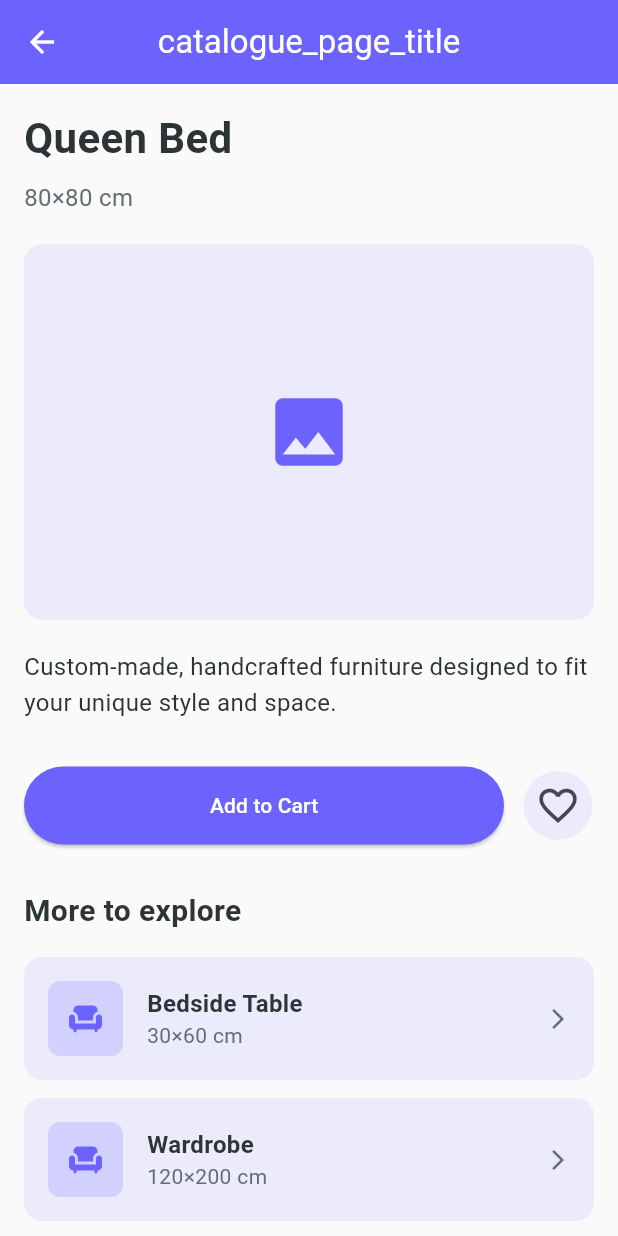
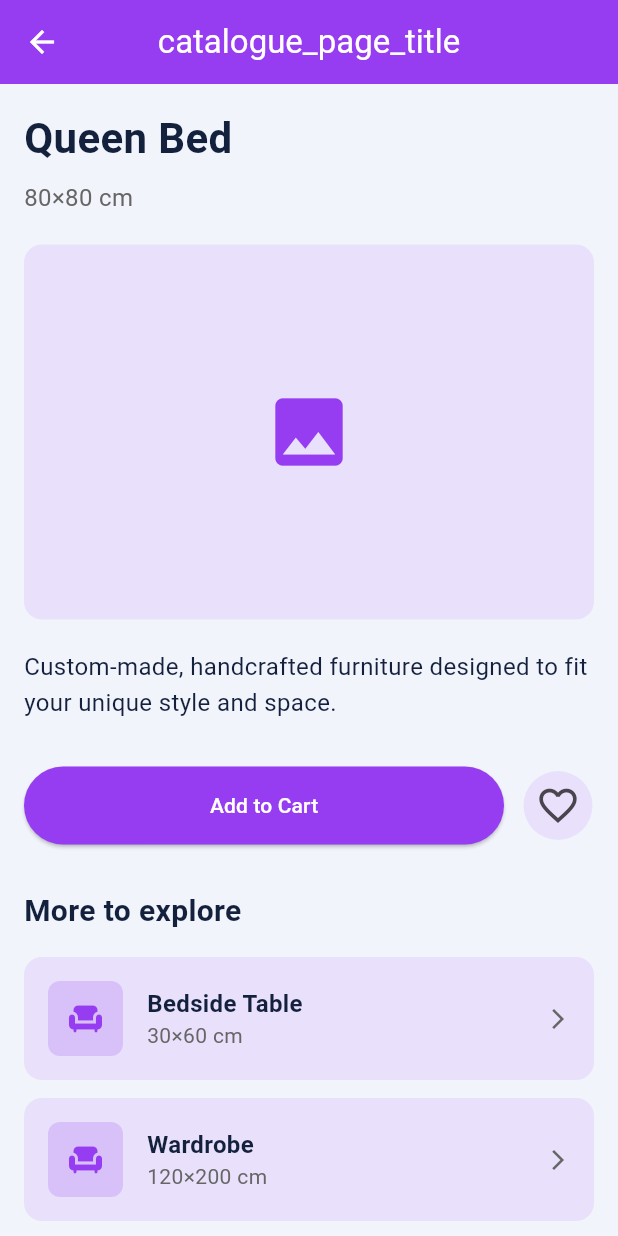
Before and after one commit to pantrytree/AR-App, a Flutter app: the screen it shows after launch, after a tap on "recent_item_beige_couch", on a phone screen of 412 x 824 dp. Run offline on Flutter 3.47's test engine with Material 3 defaults, Android fonts, the light colour scheme and no system bars.

Commit message:
added viewmodel code and used Shae's colors

```diff
--- a/lib/main.dart
+++ b/lib/main.dart
@@ -18,10 +18,10 @@ class MyApp extends StatelessWidget {
     return MaterialApp(
       title: TextComponents.appTitle,
       theme: ThemeData(
-        primaryColor: AppColors.primary,
+        primaryColor: AppColors.primaryPurple,
         scaffoldBackgroundColor: AppColors.background,
         appBarTheme: AppBarTheme(
-          backgroundColor: AppColors.primary,
+          backgroundColor: AppColors.primaryPurple,
           foregroundColor: Colors.white,
           elevation: 0,
           centerTitle: true,
@@ -50,7 +50,7 @@ class MyApp extends StatelessWidget {
     return Scaffold(
       appBar: AppBar(
         title: Text(title),
-        backgroundColor: AppColors.primary,
+        backgroundColor: AppColors.primaryPurple,
         foregroundColor: Colors.white,
       ),
       body: Center(
--- a/lib/utils/colors.dart
+++ b/lib/utils/colors.dart
@@ -1,19 +1,139 @@
-import 'dart:ui';
+import 'package:flutter/material.dart';
 
 class AppColors {
-  static const Color background = Color(0xFFFAFAFA);
+  AppColors._();
+
+  // Main brand purple - used for buttons, highlights, important elements
+  static const Color primaryPurple = Color(0xFF963CF1);
+
+  // Dark navy blue - used for primary text, titles, important labels
+  static const Color primaryDarkBlue = Color(0xFF14213D);
+
+  // Light purple - used for backgrounds, secondary elements
+  static const Color primaryLightPurple = Color(0xFFE0D7FF);
+
+  // Light purple background - used for pages, cards
+  static const Color secondaryBackground = Color(0xFFF2F4FC);
+
+  // Light purple for tabs and selections
+  static const Color secondaryLightPurple = Color(0xFFDADDF2);
+
+  // Lighter purple for tabs
+  static const Color secondaryLighterPurple = Color(0xFFC1C8F5);
+
+  // Light purple for selected tabs (MyLikes)
+  static const Color likesTabSelected = Color(0xFFCACEED);
+
+  // Even lighter purple for tabs
+  static const Color veryLightPurple = Color(0xFFE8E0FF);
+
+  // Pure white for cards and backgrounds
+  static const Color white = Color(0xFFFFFFFF);
+
+  // Pure black for text and icons
+  static const Color black = Color(0xFF000000);
+
+  // Dark grey for primary text
+  static const Color darkGrey = Color(0xFF14213D); // Same as primaryDarkBlue
+
+  // Medium grey for secondary text
+  static const Color mediumGrey = Color(0xFF666666);
+
+  // Standard grey for tertiary text and borders
+  static const Color grey = Color(0xFF9E9E9E);
+
+  // Light grey for backgrounds and subtle elements
+  static const Color lightGrey = Color(0xFFE0E0E0);
+
+  // Very light grey for placeholders and disabled states
+  static const Color veryLightGrey = Color(0xFFF5F5F5);
+
+  // Text field background color
+  static const Color textFieldBackground = Color(0xFFDADDF2);
+
+  // Card background (usually white)
   static const Color cardBackground = Color(0xFFFFFFFF);
-  static const Color primary = Color(0xFF6C63FF);
-  static const Color secondary = Color(0xFFE0E0E0);
+
+  // Button primary color (used in save buttons)
+  static const Color buttonPrimary = Color(0xFF99A0D1);
+
+  // Purple for folder icons
+  static const Color folderPurple = Color(0xFF963CF1);
+
+  // Purple for heart icons in MyLikes
+  static const Color likesHeart = Color(0xFFDADDF2);
+
+  // Shadow color for subtle shadows
+  static const Color shadowColor = Color(0x1A000000); // 10% opacity black
+
+  // Color for selected bottom navigation items
+  static const Color bottomNavSelected = Color(0xFFDADDF2);
+
+  // Color for unselected bottom navigation items
+  static const Color bottomNavUnselected = Color(0xFF000000);
+
+  // Color for selected category tabs
+  static const Color categoryTabSelected = Color(0xFFCACEED);
+
+  // Color for unselected category tabs
+  static const Color categoryTabUnselected = Color(0xFFC1C8F5);
+
+  // Color for error states
+  static const Color error = Color(0xFFF44336);
+
+  // Color for success states
+  static const Color success = Color(0xFF4CAF50);
+
+  // Color for warning states
+  static const Color warning = Color(0xFFFF9800);
+
+  // Color for info states
+  static const Color info = Color(0xFF2196F3);
+
+  // GRADIENT COLORS
+  static const Gradient primaryGradient = LinearGradient(
+    begin: Alignment.topLeft,
+    end: Alignment.bottomRight,
+    colors: [Color(0xFF963CF1), Color(0xFF6B46C1)],
+  );
+
+  static const Gradient secondaryGradient = LinearGradient(
+    begin: Alignment.topLeft,
+    end: Alignment.bottomRight,
+    colors: [Color(0xFFE0D7FF), Color(0xFFDADDF2)],
+  );
+
+  // MyProjects specific colors
+  static const Color projectCardShadow = Color(0x14000000);
+  static const Color projectFolderBackground = Color(0xFFE0D7FF);
+  static const Color projectFolderIcon = Color(0xFF963CF1);
+  static const Color projectTextPrimary = Color(0xFF14213D);
+  static const Color projectTextSecondary = Color(0xFF666666);
+  static const Color projectCreatorDot = Color(0xFF963CF1);
+
+  // MyLikes specific colors
+  static const Color likesEmptyStateHeart = Color(0xFFDADDF2);
+  static const Color likesTabBorder = Color(0xFFC1C8F5);
+  static const Color likesTabUnselected = Color(0xFFC1C8F5);
+
+  // HelpPage specific colors
+  static const Color helpSearchBackground = Color(0xFFDADDF2);
+  static const Color helpSearchIcon = Color(0xFF9E9E9E);
+  static const Color helpCardShadow = Color(0x14000000);
+  static const Color helpArrowIcon = Color(0xFF9E9E9E);
+
+  static const Color background = Color(0xFFF2F4FC);
+  static const Color primary = Color(0xFF963CF1);
+  static const Color secondary = Color(0xFFDADDF2);
   static const Color accent = Color(0xFFFF6584);
-  static const Color textDark = Color(0xFF2D3436);
-  static const Color textLight = Color(0xFF636E72);
+  static const Color textDark = Color(0xFF14213D);
+  static const Color textLight = Color(0xFF666666);
   static const Color divider = Color(0xFFDFE6E9);
 
-  // Side Menu Colors
-  static const Color sideMenuBackground = Color(0xFFDCDFFF);
-  static const Color sideMenuHeader = Color(0xFFC9CDEA);
+  // Side Menu Colors - updated to match Shae's scheme
+  static const Color sideMenuBackground = Color(0xFFDADDF2);
+  static const Color sideMenuHeader = Color(0xFFC1C8F5);
   static const Color sideMenuItemText = Color(0xFF14213D);
-  static const Color sideMenuIcon = Color(0xFF6C63FF);
+  static const Color sideMenuIcon = Color(0xFF963CF1);
   static const Color sideMenuDivider = Color(0xFFB1B9EB);
 }
--- a/lib/views/bottom_nav_bar.dart
+++ b/lib/views/bottom_nav_bar.dart
@@ -31,7 +31,7 @@ class _BottomNavBarState extends State<BottomNavBar> {
   Widget build(BuildContext context) {
     return BottomNavigationBar(
       type: BottomNavigationBarType.fixed,
-      backgroundColor: AppColors.primary,
+      backgroundColor: AppColors.primaryPurple,
       selectedItemColor: Colors.white,
       unselectedItemColor: Colors.white.withOpacity(0.60),
       selectedFontSize: 14,
--- a/lib/views/catalogue_item_page.dart
+++ b/lib/views/catalogue_item_page.dart
@@ -16,7 +16,7 @@ class CatalogueItemPage extends StatelessWidget {
     return Scaffold(
       appBar: AppBar(
         title: Text(TextComponents.cataloguePageTitle),
-        backgroundColor: AppColors.primary,
+        backgroundColor: AppColors.primaryPurple,
         foregroundColor: Colors.white,
       ),
       body: SingleChildScrollView(
@@ -54,7 +54,7 @@ class CatalogueItemPage extends StatelessWidget {
               child: Icon(
                 Icons.photo,
                 size: 60,
-                color: AppColors.primary,
+                color: AppColors.primaryPurple,
               ),
             ),
             const SizedBox(height: 20),
@@ -79,7 +79,7 @@ class CatalogueItemPage extends StatelessWidget {
                       // Backend: Add to cart functionality
                     },
                     style: ElevatedButton.styleFrom(
-                      backgroundColor: AppColors.primary,
+                      backgroundColor: AppColors.primaryPurple,
                       foregroundColor: Colors.white,
                       padding: const EdgeInsets.symmetric(vertical: 16),
                     ),
@@ -137,7 +137,7 @@ class CatalogueItemPage extends StatelessWidget {
       child: Container(
         padding: const EdgeInsets.all(16),
         decoration: BoxDecoration(
-          color: AppColors.primary.withOpacity(0.1),
+          color: AppColors.primaryPurple.withOpacity(0.1),
           borderRadius: BorderRadius.circular(12),
         ),
         child: Row(
@@ -147,12 +147,12 @@ class CatalogueItemPage extends StatelessWidget {
               width: 50,
               height: 50,
               decoration: BoxDecoration(
-                color: AppColors.primary.withOpacity(0.2),
+                color: AppColors.primaryPurple.withOpacity(0.2),
                 borderRadius: BorderRadius.circular(8),
               ),
               child: Icon(
                 Icons.chair,
-                color: AppColors.primary,
+                color: AppColors.primaryPurple,
               ),
             ),
             const SizedBox(width: 16),
--- a/lib/views/home_page.dart
+++ b/lib/views/home_page.dart
@@ -3,6 +3,7 @@ import 'side_menu.dart';
 import 'bottom_nav_bar.dart';
 import '/utils/colors.dart';
 import '/utils/text_components.dart';
+import '/viewmodels/home_viewmodel.dart';
 
 class HomePage extends StatefulWidget {
   final String? userName;
@@ -17,7 +18,21 @@ class HomePage extends StatefulWidget {
 }
 
 class _HomePageState extends State<HomePage> {
-  int _selectedIndex = 0;
+  final HomeViewModel _viewModel = HomeViewModel();
+
+  @override
+  void initState() {
+    super.initState();
+    _viewModel.addListener(_onViewModelChanged);
+  }
+
+  void _onViewModelChanged() => setState(() {});
+
+  @override
+  void dispose() {
+    _viewModel.removeListener(_onViewModelChanged);
+    super.dispose();
+  }
 
   Widget _buildPlaceholderPage(String title) {
     return Scaffold(
@@ -38,24 +53,18 @@ class _HomePageState extends State<HomePage> {
     _buildPlaceholderPage(TextComponents.profilePageTitle),
   ];
 
-  void _onTabSelected(int index) {
-    setState(() {
-      _selectedIndex = index;
-    });
-  }
-
   @override
   Widget build(BuildContext context) {
     return Scaffold(
       appBar: AppBar(
         title: Text(TextComponents.appTitle),
-        backgroundColor: AppColors.primary,
+        backgroundColor: AppColors.primaryPurple,
         foregroundColor: Colors.white,
       ),
       drawer: SideMenu(userName: widget.userName),
-      body: _pages[_selectedIndex],
+      body: _pages[_viewModel.selectedIndex],
       bottomNavigationBar: BottomNavBar(
-        onTabSelected: _onTabSelected,
+        onTabSelected: _viewModel.onTabSelected,
       ),
     );
   }
@@ -126,6 +135,8 @@ class RecentlyUsedSection extends StatelessWidget {
 
   @override
   Widget build(BuildContext context) {
+    final HomeViewModel viewModel = HomeViewModel();
+
     return Padding(
       padding: const EdgeInsets.symmetric(horizontal: 20),
       child: Column(
@@ -144,11 +155,9 @@ class RecentlyUsedSection extends StatelessWidget {
             scrollDirection: Axis.horizontal,
             child: Row(
               children: [
-                _buildRecentlyUsedItem(TextComponents.recentItemBeigeCouch, context),
-                const SizedBox(width: 12),
-                _buildRecentlyUsedItem(TextComponents.recentItemPinkBed, context),
-                const SizedBox(width: 12),
-                _buildRecentlyUsedItem(TextComponents.recentItemSilver, context),
+                ...viewModel.recentlyUsedItems.map((item) =>
+                    _buildRecentlyUsedItem(item["title"]!, item["id"]!, context, viewModel)
+                ),
               ],
             ),
           ),
@@ -157,22 +166,20 @@ class RecentlyUsedSection extends StatelessWidget {
     );
   }
 
-  Widget _buildRecentlyUsedItem(String titleId, BuildContext context) {
+  Widget _buildRecentlyUsedItem(String title, String itemId, BuildContext context, HomeViewModel viewModel) {
     return GestureDetector(
-      onTap: () {
-        // Navigate to catalogue item page
-        Navigator.pushNamed(context, '/catalogue_item');
-      },
+      onTap: () => viewModel.navigateToCatalogueItem(context),
       child: Container(
         width: 120,
         height: 120,
+        margin: const EdgeInsets.only(right: 12),
         decoration: BoxDecoration(
-          color: AppColors.primary.withOpacity(0.1),
+          color: AppColors.primaryPurple.withOpacity(0.1),
           borderRadius: BorderRadius.circular(12),
         ),
         child: Center(
           child: Text(
-            titleId,
+            title,
             textAlign: TextAlign.center,
             style: TextStyle(
               fontWeight: FontWeight.w500,
@@ -190,6 +197,8 @@ class AllRoomsSection extends StatelessWidget {
 
   @override
   Widget build(BuildContext context) {
+    final HomeViewModel viewModel = HomeViewModel();
+
     return Padding(
       padding: const EdgeInsets.symmetric(horizontal: 20),
       child: Column(
@@ -209,7 +218,7 @@ class AllRoomsSection extends StatelessWidget {
           Container(
             padding: const EdgeInsets.symmetric(horizontal: 16),
             decoration: BoxDecoration(
-              color: AppColors.secondary.withOpacity(0.1),
+              color: AppColors.primaryDarkBlue.withOpacity(0.1),
               borderRadius: BorderRadius.circular(12),
             ),
             child: TextField(
@@ -230,10 +239,9 @@ class AllRoomsSection extends StatelessWidget {
             mainAxisSpacing: 12,
             childAspectRatio: 1.5,
             children: [
-              _buildRoomCategory(TextComponents.roomCategoryLiving, context),
-              _buildRoomCategory(TextComponents.roomCategoryBedroom, context),
-              _buildRoomCategory(TextComponents.roomCategoryKitchen, context),
-              _buildRoomCategory(TextComponents.roomCategoryOffice, context),
+              ...viewModel.roomCategories.map((category) =>
+                  _buildRoomCategory(category["title"]!, category["id"]!, context, viewModel)
+              ),
             ],
           ),
         ],
@@ -241,20 +249,17 @@ class AllRoomsSection extends StatelessWidget {
     );
   }
 
-  Widget _buildRoomCategory(String categoryId, BuildContext context) {
+  Widget _buildRoomCategory(String category, String categoryId, BuildContext context, HomeViewModel viewModel) {
     return GestureDetector(
-      onTap: () {
-        // Navigate to catalogue page
-        Navigator.pushNamed(context, '/catalogue');
-      },
+      onTap: () => viewModel.navigateToCatalogue(context),
       child: Container(
         decoration: BoxDecoration(
-          color: AppColors.primary.withOpacity(0.1),
+          color: AppColors.primaryPurple.withOpacity(0.1),
           borderRadius: BorderRadius.circular(12),
         ),
         child: Center(
           child: Text(
-            categoryId,
+            category,
             style: TextStyle(
               fontWeight: FontWeight.w600,
               color: AppColors.textDark,
--- a/lib/views/logout_page.dart
+++ b/lib/views/logout_page.dart
@@ -35,13 +35,13 @@ class LogoutPage extends StatelessWidget {
                   width: 80,
                   height: 80,
                   decoration: BoxDecoration(
-                    color: AppColors.primary.withOpacity(0.1),
+                    color: AppColors.primaryPurple.withOpacity(0.1),
                     shape: BoxShape.circle,
                   ),
                   child: Icon(
                     Icons.logout,
                     size: 40,
-                    color: AppColors.primary,
+                    color: AppColors.primaryPurple,
                   ),
                 ),
 
@@ -106,7 +106,7 @@ class LogoutPage extends StatelessWidget {
                             Navigator.pushNamedAndRemoveUntil(context, '/login', (route) => false);
                           },
                           style: ElevatedButton.styleFrom(
-                            backgroundColor: AppColors.primary,
+                            backgroundColor: AppColors.primaryPurple,
                             foregroundColor: Colors.white,
                             padding: const EdgeInsets.symmetric(vertical: 16),
                             shape: RoundedRectangleBorder(
```
Also changed, not shown: lib/viewmodels/catalogue_item_viewmodel.dart (added, +59 -0 lines), lib/viewmodels/forgot_password_viewmodel.dart (added, +32 -0 lines), lib/viewmodels/home_viewmodel.dart (added, +43 -0 lines), lib/viewmodels/side_menu_viewmodel.dart (added, +29 -0 lines), lib/views/forgot_password_page.dart (+21 -4 lines).
